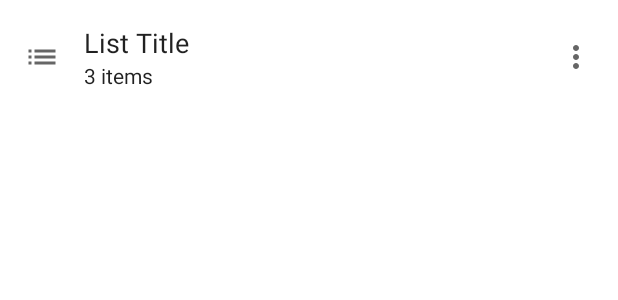
After one commit to ruideraj/Backlog, an Android app: the layout item_list.xml on its own in the app's theme, with its tools: preview values and no code run, on a phone screen of 412 x 824 dp. The commit adds this screen. Shown: the top 300 px of the screen. Run offline under Robolectric (Android 15) with nearby library versions, the phone set to English and light mode, and no system bars.

Commit message:
Lists from Repository now displayed

```diff
--- a/app/src/main/java/com/ruideraj/backlog/lists/ListsRepository.kt
+++ b/app/src/main/java/com/ruideraj/backlog/lists/ListsRepository.kt
@@ -17,8 +17,11 @@ interface ListsRepository {
 @Singleton
 class FakeListsRepository @Inject constructor() : ListsRepository {
     private val lists = mutableListOf<BacklogList>().apply {
+        val icons = ListIcon.values()
+        val iconTypes = icons.size
         for (i in 0..18) {
-            add(BacklogList(i.toLong(), "list$i", ListIcon.LIST, i, i))
+            val iconType = icons[i % iconTypes]
+            add(BacklogList(i.toLong(), "list$i", iconType, i, i))
         }
     }
 
--- /dev/null
+++ b/app/src/main/res/layout/item_list.xml
@@ -0,0 +1,51 @@
+<?xml version="1.0" encoding="utf-8"?>
+<androidx.constraintlayout.widget.ConstraintLayout
+    xmlns:android="http://schemas.android.com/apk/res/android"
+    xmlns:app="http://schemas.android.com/apk/res-auto"
+    xmlns:tools="http://schemas.android.com/tools"
+    android:layout_width="match_parent"
+    android:layout_height="wrap_content"
+    android:padding="@dimen/list_item_padding" >
+
+    <ImageView
+        android:id="@+id/list_icon"
+        android:layout_width="wrap_content"
+        android:layout_height="wrap_content"
+        app:layout_constraintTop_toTopOf="parent"
+        app:layout_constraintBottom_toBottomOf="parent"
+        app:layout_constraintLeft_toLeftOf="parent"
+        app:tint="?attr/colorControlNormal"
+        tools:src="@drawable/ic_list" />
+
+    <ImageView
+        android:id="@+id/list_overflow"
+        android:layout_width="wrap_content"
+        android:layout_height="wrap_content"
+        app:layout_constraintTop_toTopOf="parent"
+        app:layout_constraintBottom_toBottomOf="parent"
+        app:layout_constraintRight_toRightOf="parent"
+        app:tint="?attr/colorControlNormal"
+        android:src="@drawable/ic_more" />
+
+    <TextView
+        android:id="@+id/list_title"
+        android:layout_width="wrap_content"
+        android:layout_height="wrap_content"
+        app:layout_constraintTop_toTopOf="parent"
+        app:layout_constraintLeft_toRightOf="@id/list_icon"
+        android:layout_marginLeft="@dimen/list_item_text_margin"
+        android:textSize="18sp"
+        android:textColor="?android:attr/textColorPrimary"
+        tools:text="List Title" />
+
+    <TextView
+        android:id="@+id/list_detail"
+        android:layout_width="wrap_content"
+        android:layout_height="wrap_content"
+        app:layout_constraintTop_toBottomOf="@id/list_title"
+        app:layout_constraintLeft_toRightOf="@id/list_icon"
+        android:layout_marginLeft="@dimen/list_item_text_margin"
+        android:textColor="?android:attr/textColorPrimary"
+        tools:text="3 items"/>
+
+</androidx.constraintlayout.widget.ConstraintLayout>
--- a/app/src/main/res/values/dimens.xml
+++ b/app/src/main/res/values/dimens.xml
@@ -1,3 +1,7 @@
 <resources>
     <dimen name="fab_margin">16dp</dimen>
+
+    <dimen name="list_item_padding">16dp</dimen>
+    <dimen name="list_item_text_margin">16dp</dimen>
+
 </resources>
--- a/app/src/main/res/values/strings.xml
+++ b/app/src/main/res/values/strings.xml
@@ -8,6 +8,11 @@
     <string name="next">Next</string>
     <string name="previous">Previous</string>
 
+    <plurals name="items">
+        <item quantity="one">%d item</item>
+        <item quantity="other">%d items</item>
+    </plurals>
+
     <string name="hello_first_fragment">Hello first fragment</string>
     <string name="hello_second_fragment">Hello second fragment. Arg: %1$s</string>
 </resources>
```
Also changed, not shown: app/src/main/java/com/ruideraj/backlog/lists/ListsAdapter.kt (added, +52 -0 lines), app/src/main/java/com/ruideraj/backlog/lists/ListsFragment.kt (+11 -1 lines).
